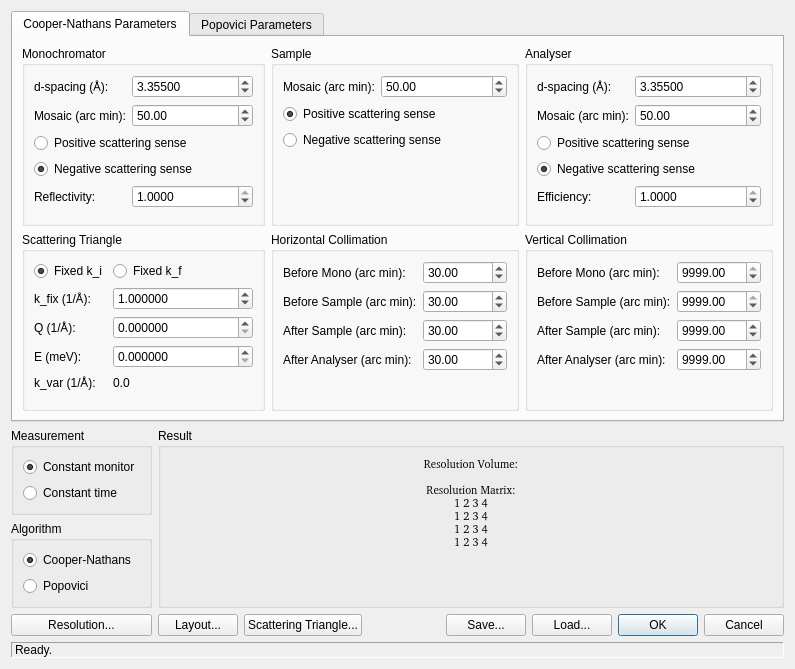
Qt form ui/reso.ui (tweber-ill/frm_mirror-miezetools) before a commit.
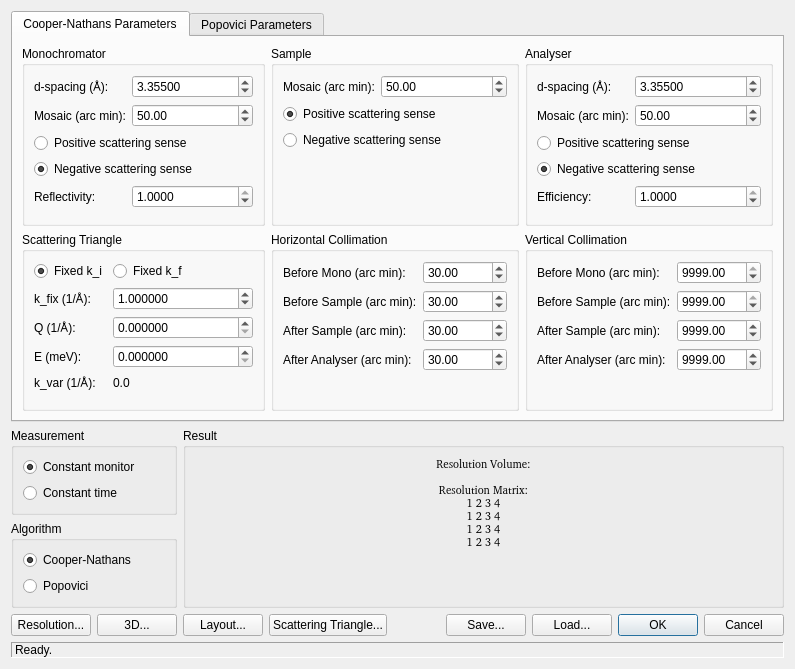
The same form after that commit.

Diff of the .ui file:
```diff
--- a/ui/reso.ui
+++ b/ui/reso.ui
@@ -14,7 +14,7 @@
    <string>Resolution</string>
   </property>
   <layout class="QGridLayout" name="gridLayout">
-   <item row="0" column="0" colspan="7">
+   <item row="0" column="0" colspan="8">
     <widget class="QTabWidget" name="tabWidget">
      <property name="currentIndex">
       <number>0</number>
@@ -1192,42 +1192,7 @@
      </widget>
     </widget>
    </item>
-   <item row="1" column="0">
-    <widget class="QGroupBox" name="groupBox_7">
-     <property name="sizePolicy">
-      <sizepolicy hsizetype="Preferred" vsizetype="Preferred">
-       <horstretch>0</horstretch>
-       <verstretch>0</verstretch>
-      </sizepolicy>
-     </property>
-     <property name="title">
-      <string>Measurement</string>
-     </property>
-     <layout class="QFormLayout" name="formLayout_7">
-      <property name="fieldGrowthPolicy">
-       <enum>QFormLayout::AllNonFixedFieldsGrow</enum>
-      </property>
-      <item row="0" column="0">
-       <widget class="QRadioButton" name="radioConstMon">
-        <property name="text">
-         <string>Constant monitor</string>
-        </property>
-        <property name="checked">
-         <bool>true</bool>
-        </property>
-       </widget>
-      </item>
-      <item row="1" column="0">
-       <widget class="QRadioButton" name="radioConstTime">
-        <property name="text">
-         <string>Constant time</string>
-        </property>
-       </widget>
-      </item>
-     </layout>
-    </widget>
-   </item>
-   <item row="1" column="1" rowspan="2" colspan="6">
+   <item row="1" column="2" rowspan="2" colspan="6">
     <widget class="QGroupBox" name="groupBox_9">
      <property name="sizePolicy">
       <sizepolicy hsizetype="Preferred" vsizetype="Preferred">
@@ -1267,41 +1232,6 @@
      </layout>
     </widget>
    </item>
-   <item row="2" column="0">
-    <widget class="QGroupBox" name="groupBox_8">
-     <property name="sizePolicy">
-      <sizepolicy hsizetype="Preferred" vsizetype="Preferred">
-       <horstretch>0</horstretch>
-       <verstretch>0</verstretch>
-      </sizepolicy>
-     </property>
-     <property name="title">
-      <string>Algorithm</string>
-     </property>
-     <layout class="QFormLayout" name="formLayout_8">
-      <property name="fieldGrowthPolicy">
-       <enum>QFormLayout::AllNonFixedFieldsGrow</enum>
-      </property>
-      <item row="0" column="0">
-       <widget class="QRadioButton" name="radioCN">
-        <property name="text">
-         <string>Cooper-Nathans</string>
-        </property>
-        <property name="checked">
-         <bool>true</bool>
-        </property>
-       </widget>
-      </item>
-      <item row="1" column="0">
-       <widget class="QRadioButton" name="radioPop">
-        <property name="text">
-         <string>Popovici</string>
-        </property>
-       </widget>
-      </item>
-     </layout>
-    </widget>
-   </item>
    <item row="3" column="0">
     <widget class="QPushButton" name="btnGraphics">
      <property name="text">
@@ -1309,14 +1239,14 @@
      </property>
     </widget>
    </item>
-   <item row="3" column="1">
+   <item row="3" column="2">
     <widget class="QPushButton" name="btnShowInstr">
      <property name="text">
       <string>Layout...</string>
      </property>
     </widget>
    </item>
-   <item row="3" column="3">
+   <item row="3" column="4">
     <spacer name="horizontalSpacer">
      <property name="orientation">
       <enum>Qt::Horizontal</enum>
@@ -1329,7 +1259,7 @@
      </property>
     </spacer>
    </item>
-   <item row="3" column="6">
+   <item row="3" column="7">
     <widget class="QDialogButtonBox" name="buttonBox">
      <property name="orientation">
       <enum>Qt::Horizontal</enum>
@@ -1339,7 +1269,7 @@
      </property>
     </widget>
    </item>
-   <item row="4" column="0" colspan="7">
+   <item row="4" column="0" colspan="8">
     <widget class="QLabel" name="labelStatus">
      <property name="frameShape">
       <enum>QFrame::Panel</enum>
@@ -1352,27 +1282,104 @@
      </property>
     </widget>
    </item>
-   <item row="3" column="2">
+   <item row="3" column="3">
     <widget class="QPushButton" name="btnShowTriangle">
      <property name="text">
       <string>Scattering Triangle...</string>
      </property>
     </widget>
    </item>
-   <item row="3" column="4">
+   <item row="3" column="5">
     <widget class="QPushButton" name="btnSave">
      <property name="text">
       <string>Save...</string>
      </property>
     </widget>
    </item>
-   <item row="3" column="5">
+   <item row="3" column="6">
     <widget class="QPushButton" name="btnLoad">
      <property name="text">
       <string>Load...</string>
      </property>
     </widget>
    </item>
+   <item row="3" column="1">
+    <widget class="QPushButton" name="btnGraphics3D">
+     <property name="text">
+      <string>3D...</string>
+     </property>
+    </widget>
+   </item>
+   <item row="2" column="0" colspan="2">
+    <widget class="QGroupBox" name="groupBox_8">
+     <property name="sizePolicy">
+      <sizepolicy hsizetype="Preferred" vsizetype="Preferred">
+       <horstretch>0</horstretch>
+       <verstretch>0</verstretch>
+      </sizepolicy>
+     </property>
+     <property name="title">
+      <string>Algorithm</string>
+     </property>
+     <layout class="QFormLayout" name="formLayout_8">
+      <property name="fieldGrowthPolicy">
+       <enum>QFormLayout::AllNonFixedFieldsGrow</enum>
+      </property>
+      <item row="0" column="0">
+       <widget class="QRadioButton" name="radioCN">
+        <property name="text">
+         <string>Cooper-Nathans</string>
+        </property>
+        <property name="checked">
+         <bool>true</bool>
+        </property>
+       </widget>
+      </item>
+      <item row="1" column="0">
+       <widget class="QRadioButton" name="radioPop">
+        <property name="text">
+         <string>Popovici</string>
+        </property>
+       </widget>
+      </item>
+     </layout>
+    </widget>
+   </item>
+   <item row="1" column="0" colspan="2">
+    <widget class="QGroupBox" name="groupBox_7">
+     <property name="sizePolicy">
+      <sizepolicy hsizetype="Preferred" vsizetype="Preferred">
+       <horstretch>0</horstretch>
+       <verstretch>0</verstretch>
+      </sizepolicy>
+     </property>
+     <property name="title">
+      <string>Measurement</string>
+     </property>
+     <layout class="QFormLayout" name="formLayout_7">
+      <property name="fieldGrowthPolicy">
+       <enum>QFormLayout::AllNonFixedFieldsGrow</enum>
+      </property>
+      <item row="0" column="0">
+       <widget class="QRadioButton" name="radioConstMon">
+        <property name="text">
+         <string>Constant monitor</string>
+        </property>
+        <property name="checked">
+         <bool>true</bool>
+        </property>
+       </widget>
+      </item>
+      <item row="1" column="0">
+       <widget class="QRadioButton" name="radioConstTime">
+        <property name="text">
+         <string>Constant time</string>
+        </property>
+       </widget>
+      </item>
+     </layout>
+    </widget>
+   </item>
   </layout>
  </widget>
  <tabstops>
```
